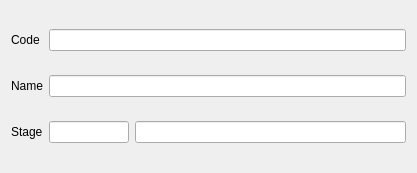
Before: the Qt Designer form Editors/ce5mfprocess.ui in End1-1/Cafe5, drawn with Qt 5.
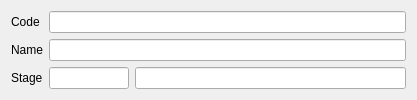
After: the same form once the commit is applied. Custom widgets are drawn as their Qt base class.

What changed in the file:
```diff
--- a/Editors/ce5mfprocess.ui
+++ b/Editors/ce5mfprocess.ui
@@ -7,7 +7,7 @@
     <x>0</x>
     <y>0</y>
     <width>417</width>
-    <height>173</height>
+    <height>96</height>
    </rect>
   </property>
   <property name="windowTitle">
```
Left out of the diff: 3 changed lines with no effect on the pictures.
